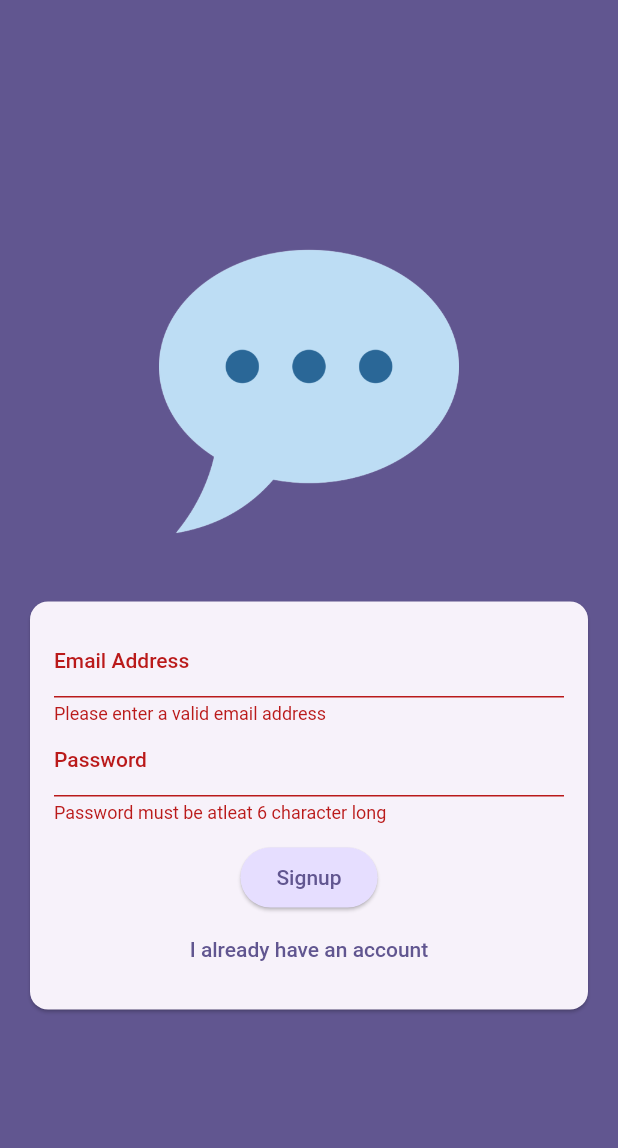
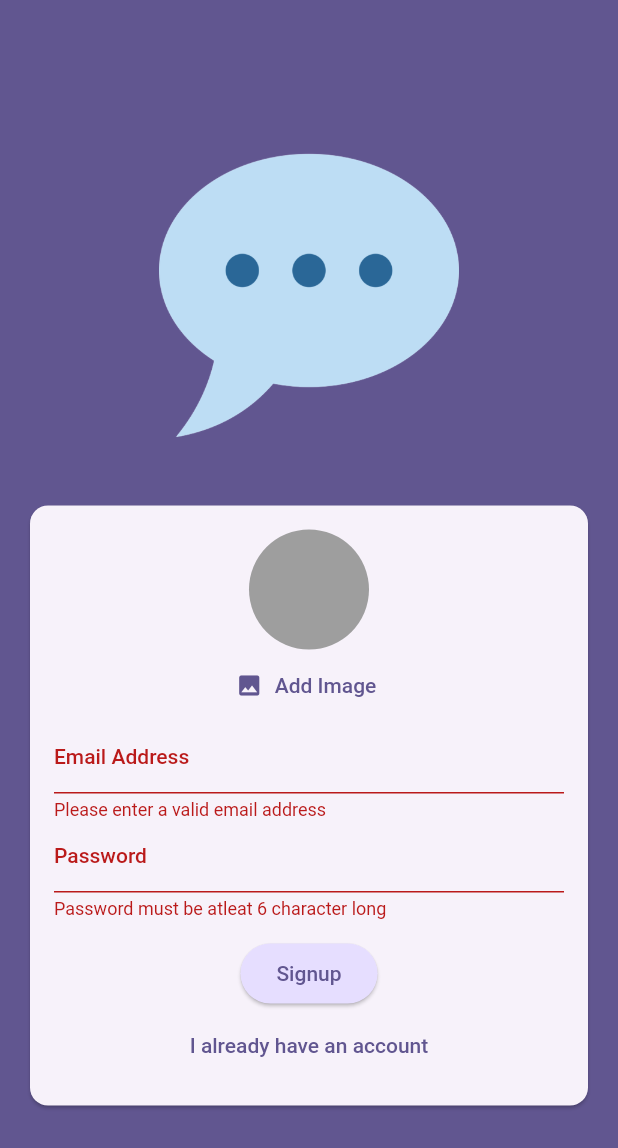
Before and after one commit to satyam1560/Chat_app, a Flutter app: the screen it shows after launch, after a tap on "Login", after a tap on "Create an account", on a phone screen of 412 x 824 dp. Shown: the top 1148 px of the screen. Run offline on Flutter 3.47's test engine with Material 2 defaults, Android fonts, the phone set to English and light mode, and no system bars; our stand-ins replace firebase_auth, firebase_core, firebase_storage, image_picker; accounts and stored records are empty.

Commit message:
added basic structure of screens

```diff
--- a/lib/main.dart
+++ b/lib/main.dart
@@ -1,4 +1,7 @@
 import 'package:chat/screen/auth.dart';
+import 'package:chat/screen/chat.dart';
+import 'package:chat/screen/splash.dart';
+import 'package:firebase_auth/firebase_auth.dart';
 import 'package:firebase_core/firebase_core.dart';
 import 'package:flutter/material.dart';
 
@@ -25,7 +28,18 @@ class App extends StatelessWidget {
         colorScheme: ColorScheme.fromSeed(
             seedColor: const Color.fromARGB(255, 63, 17, 177)),
       ),
-      home: const AuthScreen(),
+      home: StreamBuilder(
+        stream: FirebaseAuth.instance.authStateChanges(),
+        builder: (ctx, snapshot) {
+          if (snapshot.connectionState == ConnectionState.waiting) {
+            return const SplashScreen();
+          }
+          if (snapshot.hasData) {
+            return const ChatScreen();
+          }
+          return const AuthScreen();
+        },
+      ),
     );
   }
 }
--- a/lib/screen/auth.dart
+++ b/lib/screen/auth.dart
@@ -1,4 +1,11 @@
+import 'dart:io';
+
+import 'package:chat/widgets/user_image_picker.dart';
+import 'package:firebase_auth/firebase_auth.dart';
+import 'package:firebase_storage/firebase_storage.dart';
 import 'package:flutter/material.dart';
+
+final _firebase = FirebaseAuth.instance;
 
 class AuthScreen extends StatefulWidget {
   const AuthScreen({super.key});
@@ -15,14 +22,44 @@ class _AuthScreenState extends State<AuthScreen> {
   var _isLogin = true;
   var _enteredEmail = '';
   var _enteredPassword = '';
+  File? _selectedImage;
 
-  void _submit() {
+  void _submit() async {
     final isValid = _form.currentState!.validate();
 
-    if (isValid) {
-      _form.currentState!.save();
-      print(_enteredEmail);
-      print(_enteredPassword);
+    if (!isValid || !_isLogin && _selectedImage == null) {
+      return;
+    }
+
+    _form.currentState!.save();
+    try {
+      if (_isLogin) {
+        final userCredentials = await _firebase.signInWithEmailAndPassword(
+            email: _enteredEmail, password: _enteredPassword);
+        // print(userCredentials);
+        //log user in
+      } else {
+        final userCredentials = await _firebase.createUserWithEmailAndPassword(
+            email: _enteredEmail, password: _enteredPassword);
+        final storageRef = FirebaseStorage.instance
+            .ref()
+            .child('user_images')
+            .child('${userCredentials.user!.uid}.jpg');
+        await storageRef.putFile(_selectedImage!);
+        final imageUrl = await storageRef.getDownloadURL();
+        print(imageUrl);
+        // print(userCredentials);
+      }
+    } on FirebaseAuthException catch (error) {
+      if (error.code == 'email-already-in-use') {
+        //....
+      }
+      ScaffoldMessenger.of(context).clearSnackBars();
+      ScaffoldMessenger.of(context).showSnackBar(
+        SnackBar(
+          content: Text(error.message ?? 'authentication failed'),
+        ),
+      );
     }
   }
 
@@ -54,6 +91,10 @@ class _AuthScreenState extends State<AuthScreen> {
                     child: Column(
                       mainAxisSize: MainAxisSize.min,
                       children: [
+                        if (!_isLogin)
+                          UserImagePicker(onPickedImage: (pickedImage) {
+                            _selectedImage = pickedImage;
+                          }),
                         TextFormField(
                           decoration:
                               const InputDecoration(labelText: 'Email Address'),
--- /dev/null
+++ b/lib/screen/splash.dart
@@ -0,0 +1,17 @@
+import 'package:flutter/material.dart';
+
+class SplashScreen extends StatelessWidget {
+  const SplashScreen({super.key});
+
+  @override
+  Widget build(BuildContext context) {
+    return Scaffold(
+      appBar: AppBar(
+        title: const Text('FlutterChat'),
+      ),
+      body: const Center(
+        child: Text('Loading'),
+      ),
+    );
+  }
+}
--- /dev/null
+++ b/lib/widgets/user_image_picker.dart
@@ -0,0 +1,58 @@
+import 'dart:io';
+
+import 'package:flutter/material.dart';
+import 'package:image_picker/image_picker.dart';
+
+class UserImagePicker extends StatefulWidget {
+  const UserImagePicker({super.key, required this.onPickedImage});
+
+  final void Function(File pickedImage) onPickedImage;
+
+  @override
+  State<UserImagePicker> createState() {
+    return _UserImagePickerState();
+  }
+}
+
+class _UserImagePickerState extends State<UserImagePicker> {
+  File? _pickedImageFile;
+  void _pickImage() async {
+    final pickedImage = await ImagePicker().pickImage(
+      source: ImageSource.camera,
+      imageQuality: 50,
+      maxWidth: 150,
+    );
+
+    if (pickedImage == null) {
+      return;
+    }
+
+    setState(() {
+      _pickedImageFile = File(pickedImage.path);
+    });
+
+    widget.onPickedImage(_pickedImageFile!);
+  }
+
+  @override
+  Widget build(BuildContext context) {
+    return Column(
+      children: [
+        CircleAvatar(
+          radius: 40,
+          backgroundColor: Colors.grey,
+          foregroundImage:
+              _pickedImageFile != null ? FileImage(_pickedImageFile!) : null,
+        ),
+        TextButton.icon(
+          onPressed: _pickImage,
+          icon: const Icon(Icons.image),
+          label: Text(
+            'Add Image',
+            style: TextStyle(color: Theme.of(context).colorScheme.primary),
+          ),
+        )
+      ],
+    );
+  }
+}
--- a/pubspec.yaml
+++ b/pubspec.yaml
@@ -37,6 +37,8 @@ dependencies:
   cupertino_icons: ^1.0.2
   firebase_core: ^2.13.1
   firebase_auth: ^4.6.2
+  firebase_storage: ^11.2.2
+  image_picker: ^0.8.7+5
 
 dev_dependencies:
   flutter_test:
```
Also changed, not shown: lib/screen/chat.dart (added, +29 -0 lines), pubspec.lock, 1 other file.
